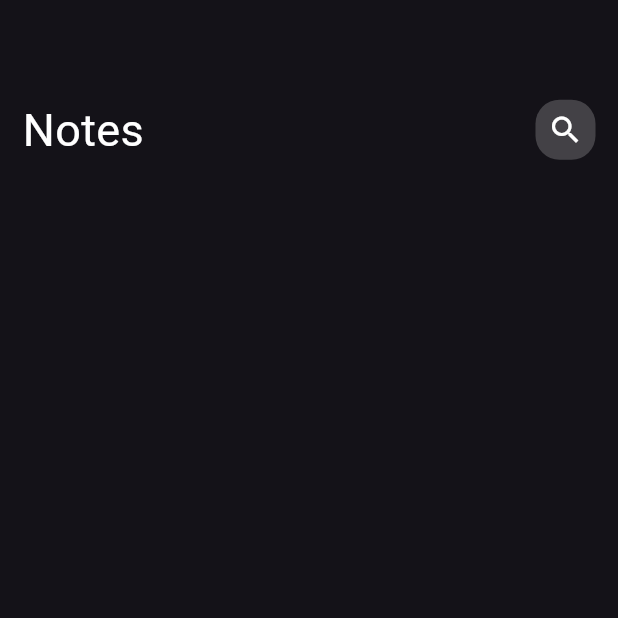
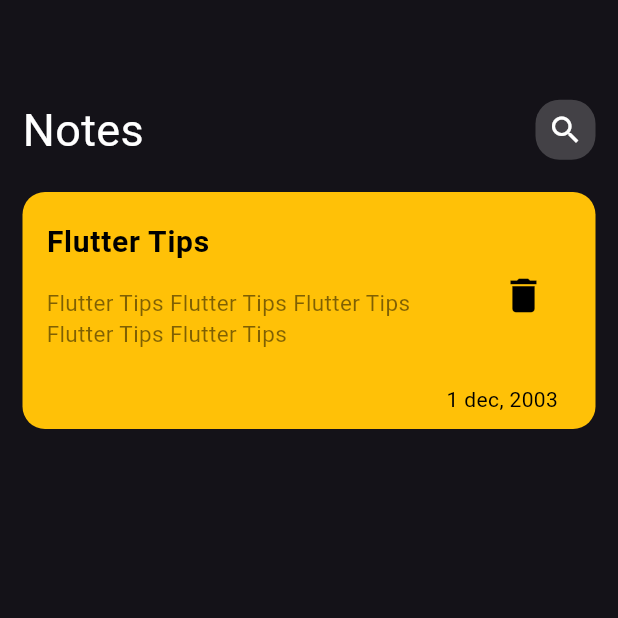
Before and after one commit to Ahmed-Hamouda1/notes_app, a Flutter app: the screen it shows after launch, on a phone screen of 412 x 824 dp, the top half of it. Run offline on Flutter 3.47's test engine with Material 3 defaults, Android fonts, the phone set to English and light mode, and no system bars.

Commit message:
create note item (card)

```diff
--- /dev/null
+++ b/lib/views/widgets/note_card.dart
@@ -0,0 +1,58 @@
+import 'package:flutter/material.dart';
+
+class NoteCard extends StatelessWidget
+{
+  const NoteCard({super.key});
+
+  @override
+  Widget build(BuildContext context)
+  {
+    return Container
+    (
+      padding: EdgeInsets.only(top: 10,bottom: 10),
+      decoration: BoxDecoration
+      (
+        color: Colors.amber,
+        borderRadius: BorderRadius.circular(15),
+      ),
+      child: Column
+      (
+        crossAxisAlignment: CrossAxisAlignment.end,
+        children:
+        [
+          ListTile
+          (
+            title:const Text
+            (
+              "Flutter Tips",
+              style: TextStyle(color: Colors.black, fontSize: 20,fontWeight: FontWeight.bold),
+            ),
+            subtitle: Padding
+            (
+              padding: const EdgeInsets.only(top: 15,bottom: 15),
+              child: Text
+              (
+                "Flutter Tips Flutter Tips Flutter Tips Flutter Tips Flutter Tips",
+                style: TextStyle(color: Colors.black.withOpacity(0.5), fontSize: 15),
+              ),
+            ),
+            trailing: IconButton
+            (
+              onPressed: () {},
+              icon: const Icon(
+                Icons.delete,
+                color: Colors.black,
+                size: 30,
+              ),
+            ),
+          ),
+          Padding
+          (
+            padding: const EdgeInsets.only(right: 25),
+            child: Text("1 dec, 2003",style: TextStyle(color: Colors.black),),
+          )
+        ],
+      ),
+    );
+  }
+}
--- a/lib/views/widgets/notes_view_body.dart
+++ b/lib/views/widgets/notes_view_body.dart
@@ -1,4 +1,5 @@
 import 'package:flutter/material.dart';
+import 'package:notes_app/views/widgets/note_card.dart';
 import 'package:notes_app/views/widgets/notes_view_appbar.dart';
 
 class NotesViewBody extends StatelessWidget {
@@ -14,7 +15,9 @@ class NotesViewBody extends StatelessWidget {
         children:
         [
           SizedBox(height: 50,),
-          NotesViewAppBar()
+          NotesViewAppBar(),
+          SizedBox(height: 20,),
+          NoteCard()
         ],
       ),
     );
```
Also changed, not shown: 4 other files.
